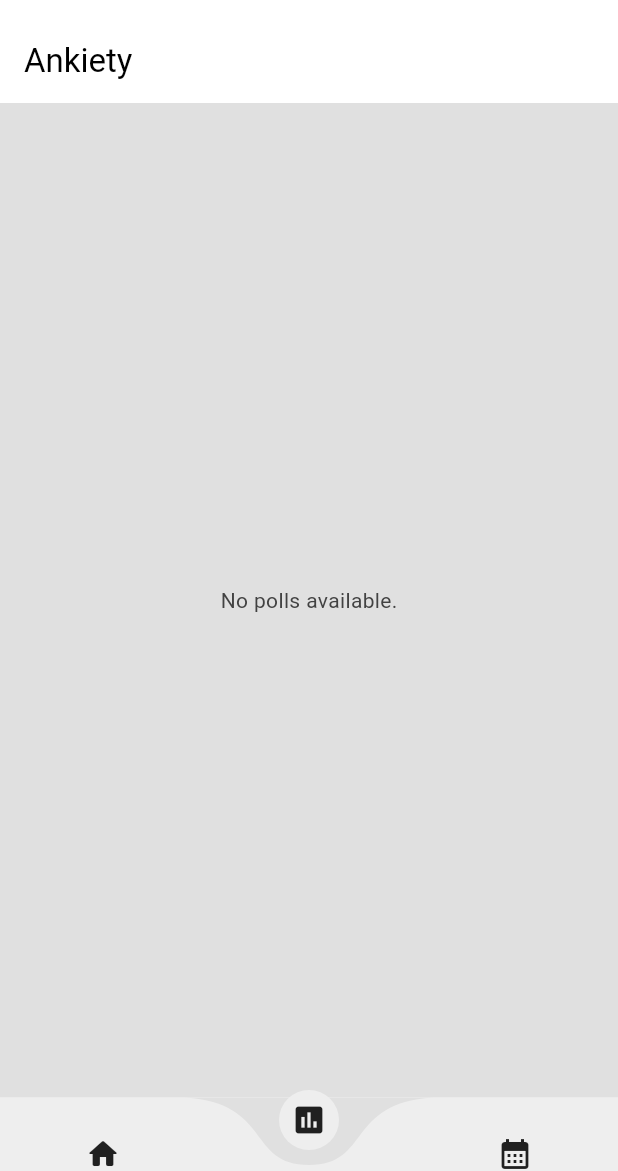
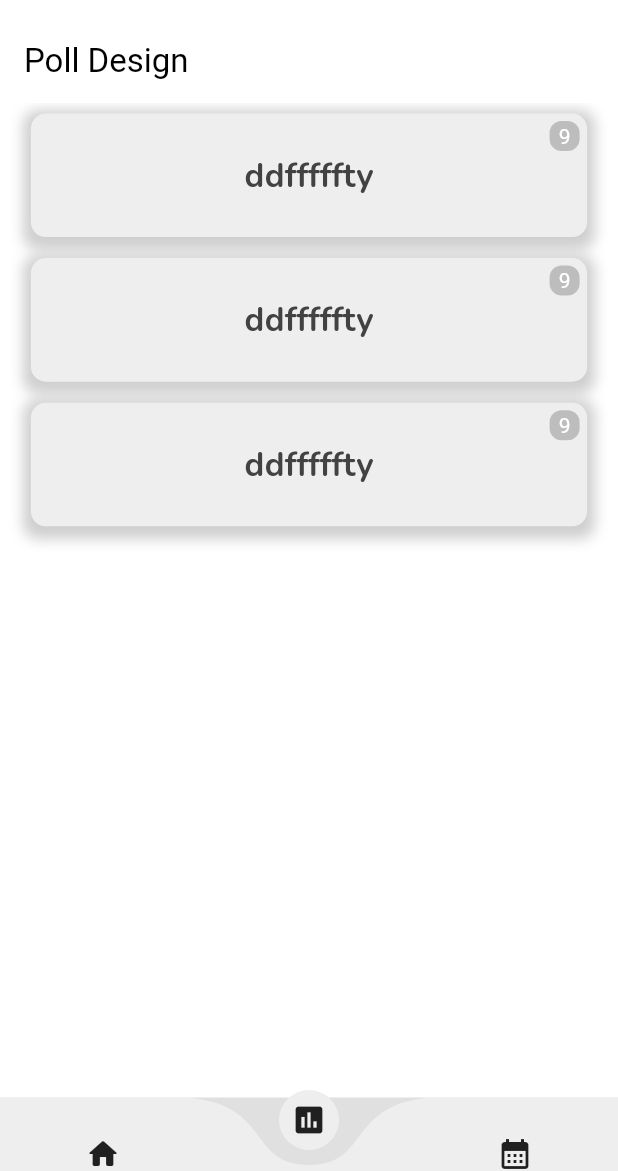
Before and after one commit to Duracyq/malachApp, a Flutter app: the screen it shows once a user with an empty profile is signed in, item 2 of the bottom bar chosen, on a phone screen of 412 x 824 dp, the part 65-1236 px from its top. Run offline on Flutter 3.47's test engine with Material 3 defaults, Android fonts, the phone set to English and light mode, and no system bars; drawn by our look-alikes of curved_navigation_bar; our stand-ins replace cached_network_image, cloud_firestore, firebase_auth, firebase_core, firebase_messaging, firebase_storage and 5 more; missing offline and left inert: dart:ffi, firebase_admin, firebase_app_check; accounts and stored records are empty.

Commit message:
prawe zrobiony poll list

```diff
--- a/workspaces/malachapp/lib/pages/home.dart
+++ b/workspaces/malachapp/lib/pages/home.dart
@@ -13,6 +13,7 @@ import 'package:malachapp/pages/creator.dart';
 import 'package:malachapp/pages/event_page.dart';
 import 'package:malachapp/pages/home_home.dart';
 import 'package:malachapp/pages/message_broadcast_page.dart';
+import 'package:malachapp/pages/poll_list_design.dart';
 // import 'package:malachapp/pages/home_home.dart';
 import 'package:malachapp/pages/poll_page.dart';
 import 'package:malachapp/services/fb_storage_loader.dart';
@@ -56,7 +57,7 @@ class _HomePageState extends State<HomePage> {
       HomeHomeWidget(
           // storage: storage, firebaseFirestore: firebaseFirestore, auth: auth
           ),
-      const PollPage(),
+      const PollDesign(),
       const EventListPage(),
     ];
   }
--- /dev/null
+++ b/workspaces/malachapp/lib/pages/poll_list_design.dart
@@ -0,0 +1,229 @@
+import 'package:flutter/material.dart';
+import 'package:malachapp/components/MyText.dart';
+import 'package:malachapp/pages/test_chwilowy.dart';
+
+import 'Poll.dart';
+
+class PollDesign extends StatelessWidget {
+  const PollDesign({super.key});
+
+  @override
+  Widget build(BuildContext context) {
+    double screenWidth = MediaQuery.of(context).size.width;
+    double screenHeight = MediaQuery.of(context).size.height;
+    return Scaffold(
+        appBar: AppBar(
+          title: Text('Poll Design'),
+        ),
+        body: Column(
+          crossAxisAlignment: CrossAxisAlignment.center,
+          children: [
+            Container(
+              width: screenWidth,
+              padding: const EdgeInsets.all(0),
+              alignment: Alignment.topCenter,
+              child: Padding(
+                padding: const EdgeInsets.all(0.0),
+                child: GestureDetector(
+                  onTap: () {
+                    Navigator.push(
+                      context,
+                      MaterialPageRoute(
+                        builder: (context) => PollDesign1(),
+                      ),
+                    );
+                  },
+                  child: Stack(
+                    children: [
+                      Container(
+                        // Dodany kontener zawierający pytanie i odpowiedzi
+                        padding: EdgeInsets.all(10),
+                        height: screenHeight * 0.1,
+                        width: screenWidth * 0.9,
+                        margin: EdgeInsets.symmetric(vertical: 7),
+                        decoration: BoxDecoration(
+                          color:
+                              Colors.grey[200], // Zmieniono kolor na jasnoszary
+                          borderRadius: BorderRadius.circular(10),
+                          boxShadow: [
+                            // Dodano cień
+                            BoxShadow(
+                              color: Colors.grey.withOpacity(0.5),
+                              spreadRadius: 5,
+                              blurRadius: 7,
+                              offset:
+                                  Offset(0, 3), // changes position of shadow
+                            ),
+                          ],
+                        ),
+                        child: Center(
+                          child: MyText(
+                            text: "ddfffffty", //!nazwa calej ankiety
+                            rozmiar: 22,
+                            waga: FontWeight.w700,
+                          ),
+                        ),
+                      ),
+                      Positioned(
+                        right: 5,
+                        top: 12,
+                        child: Container(
+                          width: 20,
+                          height: 20,
+                          alignment: Alignment.center,
+                          decoration: BoxDecoration(
+                            color: Theme.of(context).colorScheme.onSecondary,
+                            shape: BoxShape.rectangle,
+                            borderRadius: BorderRadius.circular(8),
+                          ),
+                          child: Text(
+                            '9', //! liczba osob w czacie
+                            style: TextStyle(color: Colors.white),
+                          ),
+                        ),
+                      ),
+                    ],
+                  ),
+                ),
+              ),
+            ),
+            Container(
+              width: screenWidth,
+              padding: const EdgeInsets.all(0),
+              alignment: Alignment.topCenter,
+              child: Padding(
+                padding: const EdgeInsets.all(0.0),
+                child: GestureDetector(
+                  onTap: () {
+                    Navigator.push(
+                      context,
+                      MaterialPageRoute(builder: (context) => SurveyScreen()),
+                    );
+                  },
+                  child: Stack(
+                    children: [
+                      Container(
+                        // Dodany kontener zawierający pytanie i odpowiedzi
+                        padding: EdgeInsets.all(10),
+                        height: screenHeight * 0.1,
+                        width: screenWidth * 0.9,
+                        margin: EdgeInsets.symmetric(vertical: 7),
+                        decoration: BoxDecoration(
+                          color:
+                              Colors.grey[200], // Zmieniono kolor na jasnoszary
+                          borderRadius: BorderRadius.circular(10),
+                          boxShadow: [
+                            // Dodano cień
+                            BoxShadow(
+                              color: Colors.grey.withOpacity(0.5),
+                              spreadRadius: 5,
+                              blurRadius: 7,
+                              offset:
+                                  Offset(0, 3), // changes position of shadow
+                            ),
+                          ],
+                        ),
+                        child: Center(
+                          child: MyText(
+                            text: "ddfffffty", //!nazwa calej ankiety
+                            rozmiar: 22,
+                            waga: FontWeight.w700,
+                          ),
+                        ),
+                      ),
+                      Positioned(
+                        right: 5,
+                        top: 12,
+                        child: Container(
+                          width: 20,
+                          height: 20,
+                          alignment: Alignment.center,
+                          decoration: BoxDecoration(
+                            color: Theme.of(context).colorScheme.onSecondary,
+                            shape: BoxShape.rectangle,
+                            borderRadius: BorderRadius.circular(8),
+                          ),
+                          child: Text(
+                            '9', //! liczba osob w czacie
+                            style: TextStyle(color: Colors.white),
+                          ),
+                        ),
+                      ),
+                    ],
+                  ),
+                ),
+              ),
+            ),
+            Container(
+              width: screenWidth,
+              padding: const EdgeInsets.all(0),
+              alignment: Alignment.topCenter,
+              child: Padding(
+                padding: const EdgeInsets.all(0.0),
+                child: GestureDetector(
+                  onTap: () {
+                    Navigator.push(
+                      context,
+                      MaterialPageRoute(
+                        builder: (context) => PollDesign(),
+                      ),
+                    );
+                  },
+                  child: Stack(
+                    children: [
+                      Container(
+                        // Dodany kontener zawierający pytanie i odpowiedzi
+                        padding: EdgeInsets.all(10),
+                        height: screenHeight * 0.1,
+                        width: screenWidth * 0.9,
+                        margin: EdgeInsets.symmetric(vertical: 7),
+                        decoration: BoxDecoration(
+                          color:
+                              Colors.grey[200], // Zmieniono kolor na jasnoszary
+                          borderRadius: BorderRadius.circular(10),
+                          boxShadow: [
+                            // Dodano cień
+                            BoxShadow(
+                              color: Colors.grey.withOpacity(0.5),
+                              spreadRadius: 5,
+                              blurRadius: 7,
+                              offset:
+                                  Offset(0, 3), // changes position of shadow
+                            ),
+                          ],
+                        ),
+                        child: Center(
+                          child: MyText(
+                            text: "ddfffffty", //!nazwa calej ankiety
+                            rozmiar: 22,
+                            waga: FontWeight.w700,
+                          ),
+                        ),
+                      ),
+                      Positioned(
+                        right: 5,
+                        top: 12,
+                        child: Container(
+                          width: 20,
+                          height: 20,
+                          alignment: Alignment.center,
+                          decoration: BoxDecoration(
+                            color: Theme.of(context).colorScheme.onSecondary,
+                            shape: BoxShape.rectangle,
+                            borderRadius: BorderRadius.circular(8),
+                          ),
+                          child: Text(
+                            '9', //! liczba osob w czacie
+                            style: TextStyle(color: Colors.white),
+                          ),
+                        ),
+                      ),
+                    ],
+                  ),
+                ),
+              ),
+            ),
+          ],
+        ));
+  }
+}
```
Also changed, not shown: workspaces/malachapp/lib/pages/poll.dart (added, +218 -0 lines), workspaces/malachapp/lib/pages/test_chwilowy.dart (added, +82 -0 lines).
